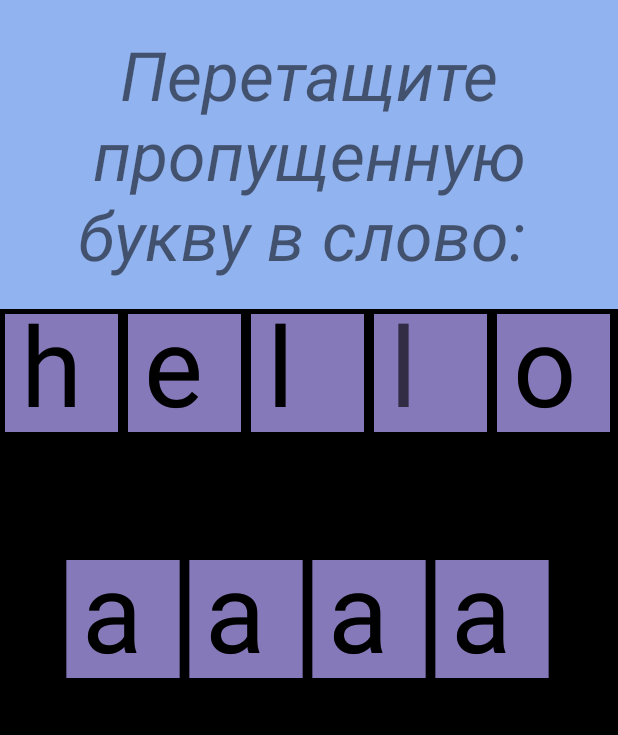
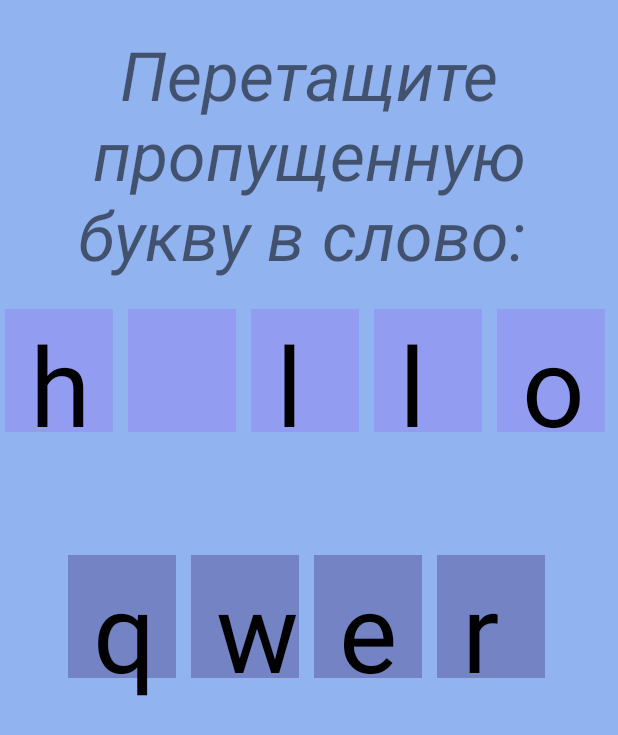
Before and after one commit to dllnnx/Project_AD, an Android app: the EasySpellingActivity screen opened directly, with no data from a screen before it, on a phone screen of 412 x 824 dp. Shown: the top 735 px of the screen. Run offline under Robolectric (Android 15) with nearby library versions, the phone set to English and light mode, and no system bars.

Commit message:
4th commit (15.05)

```diff
--- a/app/src/main/java/com/example/project_ad/SpellingView2.java
+++ b/app/src/main/java/com/example/project_ad/SpellingView2.java
@@ -1,6 +1,7 @@
- package com.example.project_ad;
+package com.example.project_ad;
 
 import android.content.Context;
+import android.content.res.TypedArray;
 import android.graphics.Canvas;
 import android.graphics.Color;
 import android.graphics.Paint;
@@ -9,159 +10,58 @@ import android.view.MotionEvent;
 import android.view.View;
 
 import java.util.ArrayList;
-import java.util.Arrays;
-import java.util.Collections;
+
 
 public class SpellingView2 extends View {
-	private float mousePosX = 0, mousePosY = 0, dx = 0, dy = 0;
-	private String word = "hello";
-	private ArrayList<MyChar> myChars;
-	private ArrayList<MyChar> answers;
-	private boolean isInit = false;
-	private MyChar take = null;
+	private float mousePosX = 0, mousePosY = 0;
+	private TaskView taskView;
+	boolean isInit = false;
+	ArrayList<TaskView.Task> tasks = new ArrayList<>();
 
-	public int minRectX, maxRectX, minRectY, maxRectY;
-	public int minRightX, maxRightX, minRightY, maxRightY;
-	public int count = 0;
 
-	class Task{
-		String word;
-		int spaceIndex;
-		ArrayList<String> distractor;
+	int taskTextColor, answerTextColor, taskBackgroundColor, answerBackgroundColor;
 
-		public Task(String word, int spaceIndex, String[] distractor) {
-			this.word = word;
-			this.spaceIndex = spaceIndex;
-			this.distractor = (ArrayList<String>) Arrays.asList(distractor);
-			this.distractor.add(this.word.charAt(this.spaceIndex) + "");
-			Collections.shuffle(this.distractor);
-		}
-
-		public void draw(Canvas canvas){
-			for (int i = 0; i < word.length(); i++){
-
-			}
-		}
-
-	}
-
-	class MyChar{
-		float x, y, size = getWidth() / word.length();
-		Paint paintRect, paintText;
-		String text;
-		final float MARGIN = 5;
-
-		public MyChar(float x, float y, float size, String text) {
-			this.x = x;
-			this.y = y;
-			this.size = size;
-			this.text = text;
-			paintRect = new Paint();
-			paintRect.setColor(Color.argb(81, 157, 141, 216));
-			paintRect.setStyle(Paint.Style.FILL);
-
-			paintText = new Paint();
-			paintText.setTextSize((float) (size * (0.9)));
-		}
-
-		public MyChar(MyChar myChar){
-			this(myChar.x, myChar.y, myChar.size, myChar.text);
-		}
-
-		void draw(Canvas canvas){
-			int missedInd = (int) (Math.random() * word.length());
-			String missedChar = word.charAt(missedInd) + "";
-
-			System.out.println(missedInd);
-
-			for (int i = 0; i < word.length(); i++){
-				canvas.drawRect(x + MARGIN, y + MARGIN, x + size - MARGIN,
-						y + size, paintRect);
-				if (i != missedInd) {
-					canvas.drawText(text, x + size/6, y + size - size/5, paintText);
-				} else{
-					//					minRectX = x;
-//					maxRectX = y;
-//					minRectY = 10;
-//					maxRectY = size;
-				}
-			}
-
-//			canvas.drawRect(x + MARGIN, y + MARGIN, x + size - MARGIN,
-//					y + size, paintRect);
-//			canvas.drawText(text, x + size/6, y + size - size/5, paintText);
-		}
-
-		boolean isIn(float x, float y){
-			return this.x <= x && x <= this.x + size &&
-					this.y <= y && y <= this.y + size;
-		}
-
-		public void move(int dx, int dy){
-
-		}
-	}
-
-	class MyMoveableChar extends MyChar{
-
-		public MyMoveableChar(float x, float y, float size, String text) {
-			super(x, y, size, text);
-		}
-
-		public void move(int x, int y){
-			this.x = x;
-			this.y = y;
-		}
-
-		public void update(MotionEvent motionEvent){
-
-		}
-	}
 
 	public SpellingView2(Context context, AttributeSet attrs){
 		super(context, attrs);
-		isInit = false;
+
+
+		TypedArray typedArray = getContext().obtainStyledAttributes(attrs, R.styleable.SpellingView2);
+
+
+		taskTextColor = typedArray.getColor(R.styleable.SpellingView2_task_text_color, Color.BLACK);
+		answerTextColor = typedArray.getColor(R.styleable.SpellingView2_answer_text_color, Color.BLACK);
+		taskBackgroundColor = typedArray.getColor(R.styleable.SpellingView2_task_bgcolor, Color.argb(100, 149, 124, 243));
+		answerBackgroundColor = typedArray.getColor(R.styleable.SpellingView2_answer_bgcolor, Color.argb(100, 72, 57, 129));
+
+
+		tasks.add(new TaskView.Task("hello", 1, "qwer"));
+		tasks.add(new TaskView.Task("apple", 3, "qkjl"));
+		tasks.add(new TaskView.Task("boy", 1, "puop"));
+		tasks.add(new TaskView.Task("change", 2, "eyao"));
+		tasks.add(new TaskView.Task("multiplication", 7, "ioye"));
+		tasks.add(new TaskView.Task("addition", 5, "ioya"));
 	}
 
-	void init(){
-		word = "hello";
 
-		myChars = new ArrayList<>();
-		float size2 = getWidth() / word.length();
-		for (int i = 0; i < word.length(); i++){
-			myChars.add(new MyChar(i * size2, 0, size2, word.charAt(i) + ""));
-		}
-		answers = new ArrayList<>();
-		for (int i = 0; i < 4; i++){
-			answers.add(new MyMoveableChar(i * size2 + (word.length() - 4) * size2 / 2, size2 * 2, size2,  "a"));
-		}
+	public void init(){
+		taskView = new TaskView(tasks.remove(0), getWidth(), getHeight());
+		taskView.setAnswerLetterColor(answerTextColor);
+		taskView.setAnswerBackgroundColor(answerBackgroundColor);
+		taskView.setLetterColor(taskTextColor);
+		taskView.setLetterBackgroundColor(taskBackgroundColor);
+		isInit = true;
 	}
 
-	public void setTask(Task task){
-
-	}
-
-	public int missedInd = (int) (Math.random() * word.length());
-	public String missedChar = word.charAt(missedInd) + "";
 
 	@Override
 	protected void onDraw(Canvas canvas) {
-		canvas.drawRect(0, 0, getWidth(), getHeight(), new Paint());
 		if (!isInit){
 			init();
-			isInit = true;
 		}
-		for (MyChar myChar: myChars){
-			myChar.draw(canvas);
-		}
-		for (MyChar myChar: answers){
-			myChar.draw(canvas);
-		}
+		taskView.draw(canvas);
 	}
 
-	public boolean rightDown;
-	public boolean down;
-	public String text = "";
 
 	@Override
 	public boolean onTouchEvent(MotionEvent event) {
@@ -169,39 +69,15 @@ public class SpellingView2 extends View {
 		mousePosY = event.getY();
 
 
-			if(event.getAction() == MotionEvent.ACTION_DOWN){
-				down = true;
-				if(event.getX() >= minRightX && event.getX() <= maxRightX && event.getY() >= minRightY && event.getY() <= maxRightY){
-					rightDown = true;
-				}
-			}
-
-			if (down == true) {
-				if (rightDown == true) {
-					if (event.getAction() == MotionEvent.ACTION_MOVE) {
-						//text = event.getX() + "\n" + event.getY();
-						if (event.getX() >= minRectX && event.getX() <= maxRectX && event.getY() >= minRectY && event.getY() <= maxRectY) {
-							count++;
-							invalidate();
-							down = false;
-							rightDown = false;
-						}
-					}
-				} else {
-					if (event.getX() >= minRectX && event.getX() <= maxRectX && event.getY() >= minRectY && event.getY() <= maxRectY) {
-						invalidate();
-						down = false;
-						//rightDown = false;
-					}
-				}
-
-				if (event.getAction() == MotionEvent.ACTION_UP) {
-					rightDown = false;
-				}
-			}
-
-			text = "Правильных ответов: " + count;
-
-			return true;
+		if (MotionEvent.ACTION_DOWN == event.getAction()){
+			taskView.up((int) mousePosX, (int) mousePosY);
+		}else if (MotionEvent.ACTION_UP == event.getAction()){
+			if (taskView.checkAnswer()) init();
+			taskView.down();
+		}else if (MotionEvent.ACTION_MOVE == event.getAction()){
+			taskView.move((int) mousePosX, (int) mousePosY);
+		}
+		invalidate();
+		return true;
 	}
 }
--- /dev/null
+++ b/app/src/main/java/com/example/project_ad/TaskView.java
@@ -0,0 +1,256 @@
+package com.example.project_ad;
+
+
+import android.content.Context;
+import android.graphics.Canvas;
+import android.graphics.Color;
+import android.graphics.Paint;
+
+
+import java.util.ArrayList;
+import java.util.Random;
+
+
+public class TaskView {
+	static class Task{
+		private String word;
+		private int missingLetter;
+		private String distractors;
+
+
+		public Task(String word, int missingLetter, String distractors) {
+			this.word = word;
+			this.missingLetter = missingLetter;
+			this.distractors = distractors;
+		}
+
+
+		public boolean checkAnswer(String answerLetter){
+			return answerLetter.equals(word.charAt(missingLetter) + "");
+		}
+	}
+
+
+
+	public static final int MARGIN = 5;
+	public static final int ANSWER_COUNT = 4;
+
+
+	private int screenWidth, screenHeight;
+	private Paint letterPaint;
+	private Paint backgroundPaint;
+	private Paint letterBackgroundPaint;
+	private Paint answerBackgroundPaint;
+	private Paint answerLetterPaint;
+	private ArrayList<LetterView> letterViews, answers;
+
+
+	private Task curTask;
+
+
+	public boolean checkAnswer() {
+		for (LetterView letterView : answers){
+			if (letterView.isTaken){
+				for(LetterView let: letterViews){
+					if (curTask.checkAnswer(letterView.letter)){
+						if (let.isIn(letterView.posX, letterView.posY)){
+							return true;
+						}
+					}
+				}
+				letterView.setXY(letterView.oldPosX, letterView.oldPosY);
+			}
+		}
+
+
+		return false;
+	}
+
+
+	class LetterView {
+		boolean isTaken = false;
+		int dX = 0, dY = 0;
+		int oldPosX = 0, oldPosY = 0;
+		String letter;
+		Paint backgroundPaint, letterPaint;
+		int posX, posY, size;
+
+
+		public LetterView(String letter, int posX, int posY, int size) {
+			this.letter = letter;
+			this.posX = posX;
+			this.posY = posY;
+			this.size = size;
+
+
+			this.backgroundPaint = new Paint();
+			this.letterPaint = new Paint();
+		}
+
+
+		void draw(Canvas canvas){
+			canvas.drawRect(posX + TaskView.MARGIN +  dX, posY + dY,
+					posX + dX + size - 2 * TaskView.MARGIN, posY + dY + size,
+					this.backgroundPaint);
+			this.letterPaint.setTextSize((int) (0.9 * size));
+			canvas.drawText(letter, posX + dX + size / 4, posY + dY + size - TaskView.MARGIN, this.letterPaint);
+		}
+
+
+		public void setBackgroundPaint(Paint backgroundPaint) {
+			this.backgroundPaint = backgroundPaint;
+		}
+
+
+		public void setLetterPaint(Paint letterPaint) {
+			this.letterPaint = letterPaint;
+		}
+
+
+		public boolean isIn(int posX, int posY){
+			return this.posX <= posX && posX <= this.posX + size &&
+					this.posY <= posY && posY <= this.posY + size;
+		}
+
+
+		public void take(int posX, int posY){
+			if (isIn(posX, posY)){
+				isTaken = true;
+				dX = - posX + this.posX;
+				dY = - posY + this.posY;
+				oldPosX = posX;
+				oldPosY = posY;
+			}
+		}
+
+
+		public void release(){
+			isTaken = false;
+			posX += dX;
+			posY += dY;
+			dX = 0;
+			dY = 0;
+		}
+
+
+		public void setXY(int posX, int posY){
+			this.posY = posY;
+			this.posX = posX;
+		}
+	}
+
+
+	public TaskView(Task task, int screenWidth, int screenHeight){
+		this(task.word, task.missingLetter, task.distractors, screenWidth, screenHeight);
+	}
+
+
+	public TaskView(String word, int missingLatter, String distractors, int screenWidth, int screenHeight) {
+		this.curTask = new Task(word, missingLatter, distractors);
+		this.screenHeight = screenHeight;
+		this.screenWidth = screenWidth;
+
+
+		this.backgroundPaint = new Paint();
+		this.backgroundPaint.setColor(Color.WHITE);
+
+
+		this.answerBackgroundPaint = new Paint();
+		this.answerBackgroundPaint.setColor(Color.RED);
+
+
+		this.letterBackgroundPaint = new Paint();
+		this.letterBackgroundPaint.setColor(Color.GREEN);
+
+
+		this.letterPaint = new Paint();
+		this.letterPaint.setColor(Color.BLACK);
+		this.letterPaint.setStyle(Paint.Style.FILL);
+
+
+		this.answerLetterPaint = new Paint();
+		this.answerLetterPaint.setColor(Color.GRAY);
+		this.answerLetterPaint.setStyle(Paint.Style.FILL);
+
+
+		letterViews = new ArrayList<>();
+		int size = Math.min(this.screenHeight, this.screenWidth) / Math.max(this.curTask.word.length(), 4);
+
+
+		for (int i = 0; i < this.curTask.word.length(); i++){
+			String let = this.curTask.word.charAt(i) + "";
+			if (i == this.curTask.missingLetter){
+				let = "";
+			}
+			LetterView letterView = new LetterView(let, i * size, 0, size);
+			letterView.setBackgroundPaint(this.letterBackgroundPaint);
+			letterView.setLetterPaint(this.letterPaint);
+			letterViews.add(letterView);
+		}
+
+
+		answers = new ArrayList<>();
+		int startPos = (screenWidth - TaskView.ANSWER_COUNT * size) / 2;
+		for(int i = 0; i < TaskView.ANSWER_COUNT; i++){
+			LetterView letterView = new LetterView(curTask.distractors.charAt(i) + "", startPos + i * size, size * 2, size);
+			letterView.setBackgroundPaint(this.answerBackgroundPaint);
+			letterView.setLetterPaint(this.answerLetterPaint);
+			answers.add(letterView);
+		}
+	}
+
+
+	public void draw(Canvas canvas){
+		for(int i = 0; i < this.letterViews.size(); i++){
+			this.letterViews.get(i).draw(canvas);
+		}
+		for(int i = 0; i < this.answers.size(); i++){
+			this.answers.get(i).draw(canvas);
+		}
+	}
+
+
+	public void up(int mousePosX, int mousePosY){
+		for (LetterView letterView : answers) {
+			if (letterView.isIn(mousePosX, mousePosY)) {
+				letterView.take(mousePosX, mousePosY);
+			}
+		}
+	}
+
+
+	public void down(){
+		for (LetterView letterView : answers){
+			letterView.release();
+		}
+	}
+
+
+	public void move(int posX, int posY) {
+		for (LetterView letterView : answers){
+			if (letterView.isTaken){
+				letterView.setXY(posX, posY);
+			}
+		}
+	}
+
+
+	public void setLetterColor(int color) {
+		this.letterPaint.setColor(color);
+	}
+
+
+	public void setLetterBackgroundColor(int color) {
+		this.letterBackgroundPaint.setColor(color);
+	}
+
+
+	public void setAnswerBackgroundColor(int color) {
+		this.answerBackgroundPaint.setColor(color);
+	}
+
+
+	public void setAnswerLetterColor(int color) {
+		this.answerLetterPaint.setColor(color);
+	}
+}
--- a/app/src/main/res/values/colors.xml
+++ b/app/src/main/res/values/colors.xml
@@ -9,4 +9,6 @@
 	<color name="white">#FFFFFFFF</color>
 	<color name="back_color">#CE9D8DD8</color>
 	<color name ="letters_color">#222222</color>
+	<color name="a">#957CF3</color>
+
 </resources>
```
Also changed, not shown: app/src/main/java/com/example/project_ad/EasyTofActivity.java (+8 -1 lines), app/src/main/java/com/example/project_ad/TofView.java (+96 -14 lines), app/src/main/res/layout/activity_easytof.xml (+11 -1 lines), app/src/main/res/values/attrs.xml (+7 -1 lines).
